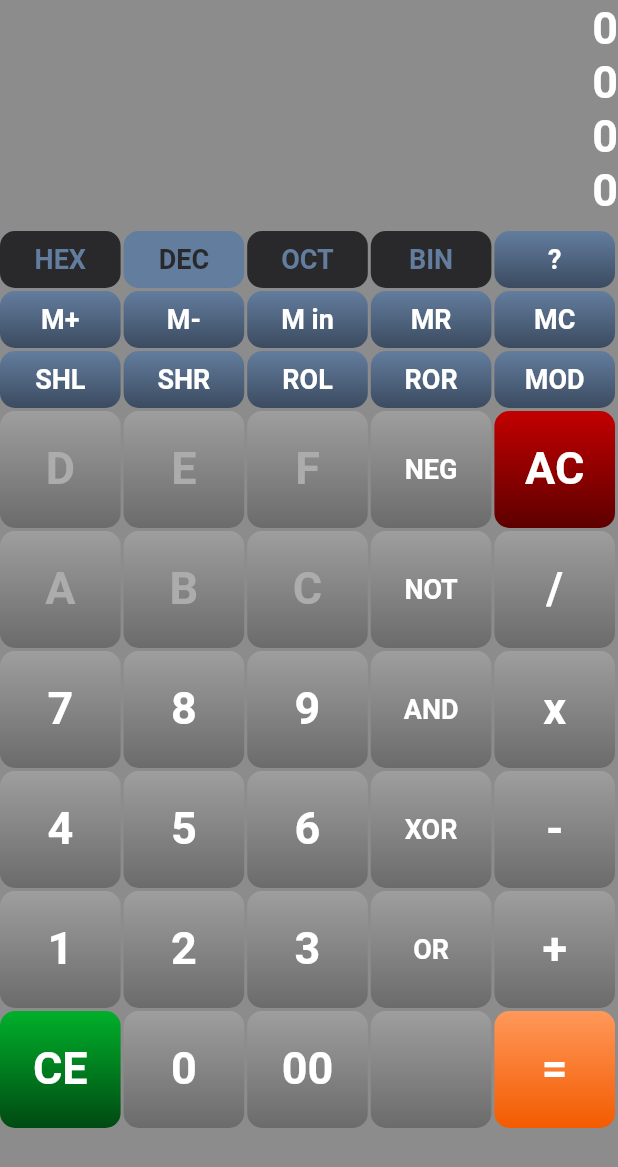
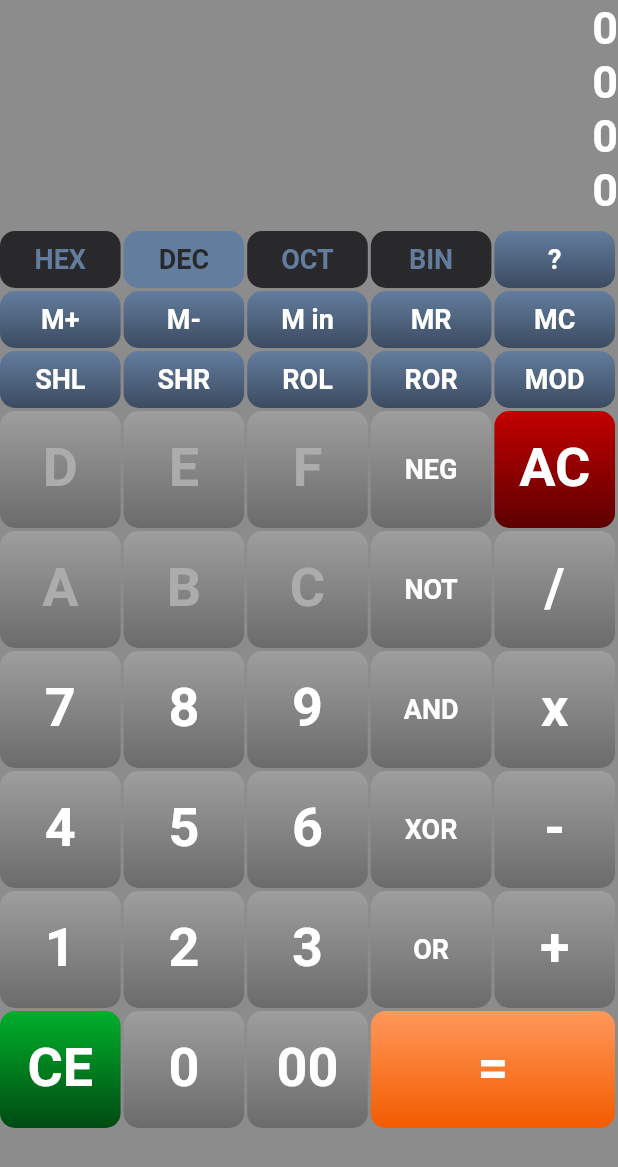
Before and after one commit to alpiepho/hexcalc_tn, a Flutter app: the screen it shows after launch, on a phone screen of 412 x 824 dp. Shown: the top 1167 px of the screen. Run offline on Flutter 3.47's test engine with Material 2 defaults, Android fonts, the light colour scheme and no system bars.

Commit message:
expanded = button

```diff
--- a/lib/constants.dart
+++ b/lib/constants.dart
@@ -80,7 +80,7 @@ const kDarkLabelTextStyle = TextStyle(
 );
 
 const kNumberTextStyle = TextStyle(
-  fontSize: 30,
+  fontSize: 36,
   color: Colors.white,
   fontWeight: FontWeight.bold,
   height: 1.1,
--- a/lib/engine.dart
+++ b/lib/engine.dart
@@ -8,8 +8,8 @@ class Cell {
   bool halfHeight;
   Color background;
   bool gradient;
+  int flex;
   bool disabled;
-  // int spanCount = 1;
   // int outlineCount = 0;
 
   Cell(
@@ -19,6 +19,7 @@ class Cell {
       this.halfHeight = false,
       this.background = Colors.grey,
       this.gradient = true,
+      this.flex = 1,
       this.disabled = false,
     }
   );
@@ -125,8 +126,8 @@ class Engine {
     grid[row][col] = new Cell(label: "CE", background: kGreenColor); col++;
     grid[row][col] = new Cell(label: "0"); col++;
     grid[row][col] = new Cell(label: "00"); col++;
-    grid[row][col] = new Cell(label: ""); col++;
-    grid[row][col] = new Cell(label: "=", background: kOrangeColor); col++;
+    grid[row][col] = new Cell(label: "=", background: kOrangeColor, flex: 2); col++;
+    grid[row][col] = new Cell(label: "", flex: 0); col++;
   }
 
   //
--- a/lib/screens/calculator_page.dart
+++ b/lib/screens/calculator_page.dart
@@ -392,6 +392,8 @@ class _CalculatorPageState extends State<CalculatorPage> {
         }
         var background = this._engine.grid[i][j].background;
         var gradient = this._engine.grid[i][j].gradient;
+        var flex = this._engine.grid[i][j].flex;
+        if (flex > 0) {
           rowWidgets.add(new Expanded(
                           child: CalcButton(
                             //onPress: _incrementLeft,
@@ -409,8 +411,10 @@ class _CalculatorPageState extends State<CalculatorPage> {
                               ],
                             ),
                           ),
+                          flex: flex,
                         ),
           );
+        }
       }
       var row = new Row(children: rowWidgets);
       var expanded = new Expanded(child: row);
```
Lines whose indentation alone changed are shown as unchanged.
